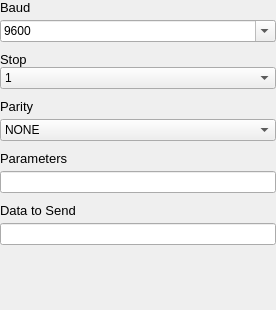
Old version of the form ui/patterns/uartpatternui.ui in the repository analogdevicesinc/scopy.
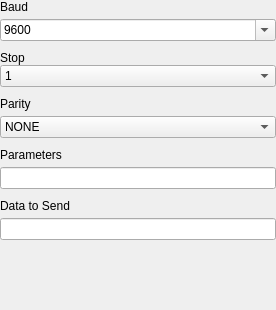
New version of the form.

Patch:
```diff
--- a/ui/patterns/uartpatternui.ui
+++ b/ui/patterns/uartpatternui.ui
@@ -55,9 +55,6 @@
      </property>
      <item>
       <widget class="QLabel" name="label_3">
-       <property name="styleSheet">
-        <string notr="true">font-size: 13px;</string>
-       </property>
        <property name="text">
         <string>Stop</string>
        </property>
@@ -94,9 +91,6 @@
      </property>
      <item>
       <widget class="QLabel" name="label_4">
-       <property name="styleSheet">
-        <string notr="true">font-size: 13px;</string>
-       </property>
        <property name="text">
         <string>Baud</string>
        </property>
@@ -182,9 +176,6 @@
      </property>
      <item>
       <widget class="QLabel" name="label_2">
-       <property name="styleSheet">
-        <string notr="true">font-size: 13px;</string>
-       </property>
        <property name="text">
         <string>Parity</string>
        </property>
@@ -231,9 +222,6 @@
      </property>
      <item>
       <widget class="QLabel" name="label_5">
-       <property name="styleSheet">
-        <string notr="true">font-size: 13px;</string>
-       </property>
        <property name="text">
         <string>Parameters</string>
        </property>
@@ -258,9 +246,6 @@
      </property>
      <item>
       <widget class="QLabel" name="label">
-       <property name="styleSheet">
-        <string notr="true">font-size: 13px;</string>
-       </property>
        <property name="text">
         <string>Data to Send</string>
        </property>
```
